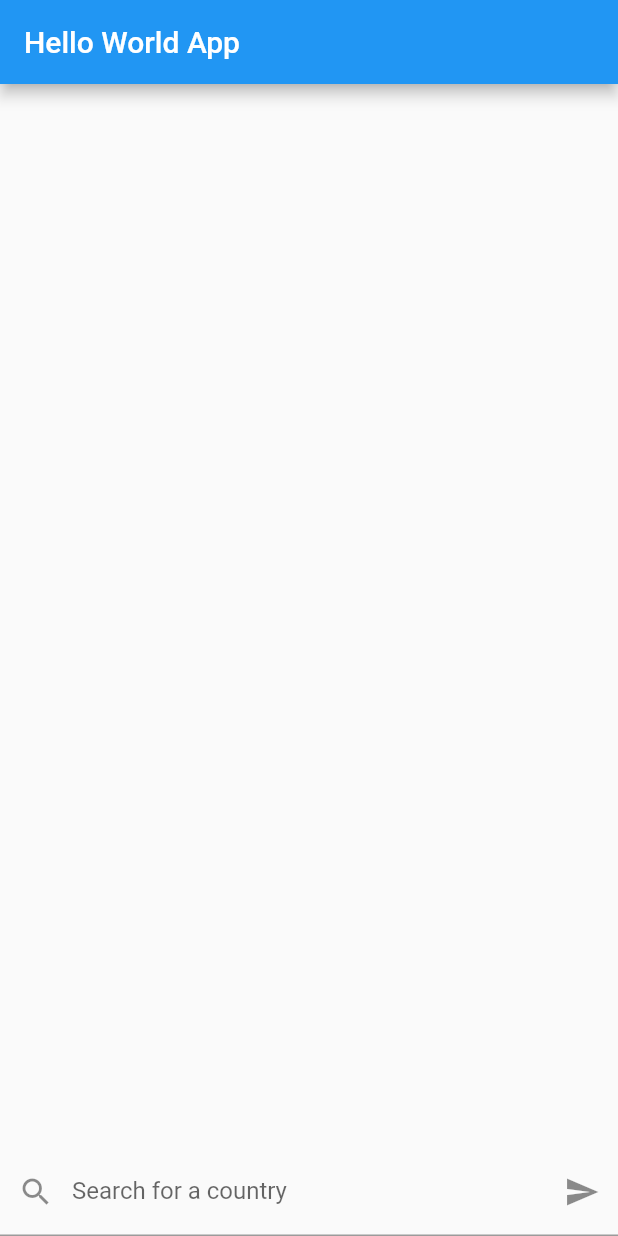
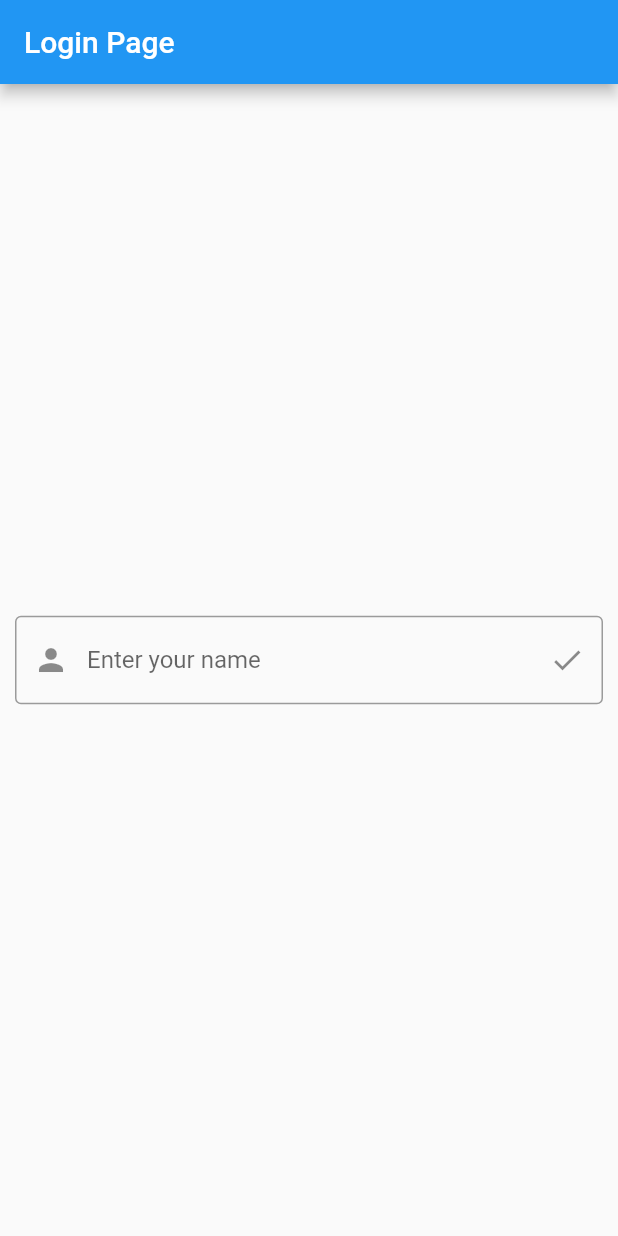
Before and after one commit to JoushuaDelaCruz/FlutterChat, a Flutter app: the screen it shows after launch, on a phone screen of 412 x 824 dp. Run offline on Flutter 3.47's test engine with Material 2 defaults, Android fonts, the phone set to English and light mode, and no system bars.

Commit message:
Users can now create a custom name when posting

```diff
--- a/lib/components/home_page.dart
+++ b/lib/components/home_page.dart
@@ -4,7 +4,8 @@ import '../models/post.dart';
 import '/components/post_lists.dart';
 
 class HomePage extends StatefulWidget {
-  const HomePage({super.key});
+  final String name;
+  const HomePage({super.key, required this.name});
 
   @override
   State<HomePage> createState() => _HomePageState();
@@ -15,7 +16,7 @@ class _HomePageState extends State<HomePage> {
 
   void newPost(String text) {
     setState(() {
-      posts.add(Post(text, "Default Author"));
+      posts.add(Post(text, widget.name));
     });
   }
 
--- a/lib/main.dart
+++ b/lib/main.dart
@@ -1,5 +1,5 @@
 import 'package:flutter/material.dart';
-import 'components/home_page.dart';
+import 'screens/login.dart';
 
 // This is basically like the driver.
 void main() {
@@ -16,7 +16,7 @@ class MyApp extends StatelessWidget {
         primarySwatch: Colors.blue,
         visualDensity: VisualDensity.adaptivePlatformDensity,
       ),
-      home: const HomePage(),
+      home: const LoginPage(),
     );
   }
 }
--- /dev/null
+++ b/lib/screens/login.dart
@@ -0,0 +1,58 @@
+import 'package:flutter/material.dart';
+import "../components/home_page.dart";
+
+class LoginPage extends StatelessWidget {
+  const LoginPage({super.key});
+
+  @override
+  Widget build(BuildContext context) {
+    return Scaffold(
+        appBar: AppBar(title: const Text("Login Page")), body: const Body());
+  }
+}
+
+class Body extends StatefulWidget {
+  const Body({super.key});
+
+  @override
+  State<Body> createState() => _BodyState();
+}
+
+class _BodyState extends State<Body> {
+  String name = "";
+  TextEditingController controller = TextEditingController();
+
+  void newUser() {
+    name = controller.text;
+    Navigator.push(
+        context,
+        MaterialPageRoute(
+            builder: (context) => HomePage(
+                  name: name,
+                )));
+  }
+
+  @override
+  Widget build(BuildContext context) {
+    return Align(
+        alignment: Alignment.center,
+        child: Padding(
+          padding: const EdgeInsets.all(10),
+          child: TextField(
+            controller: controller,
+            decoration: InputDecoration(
+              prefixIcon: const Icon(Icons.person),
+              labelText: "Enter your name",
+              border: const OutlineInputBorder(
+                  borderSide: BorderSide(width: 3, color: Colors.grey)),
+              suffixIcon: IconButton(
+                icon: const Icon(Icons.done),
+                splashColor: Colors.green,
+                tooltip: "Submit",
+                onPressed: newUser,
+              ),
+            ),
+          ),
+        ));
+  }
+}
```
